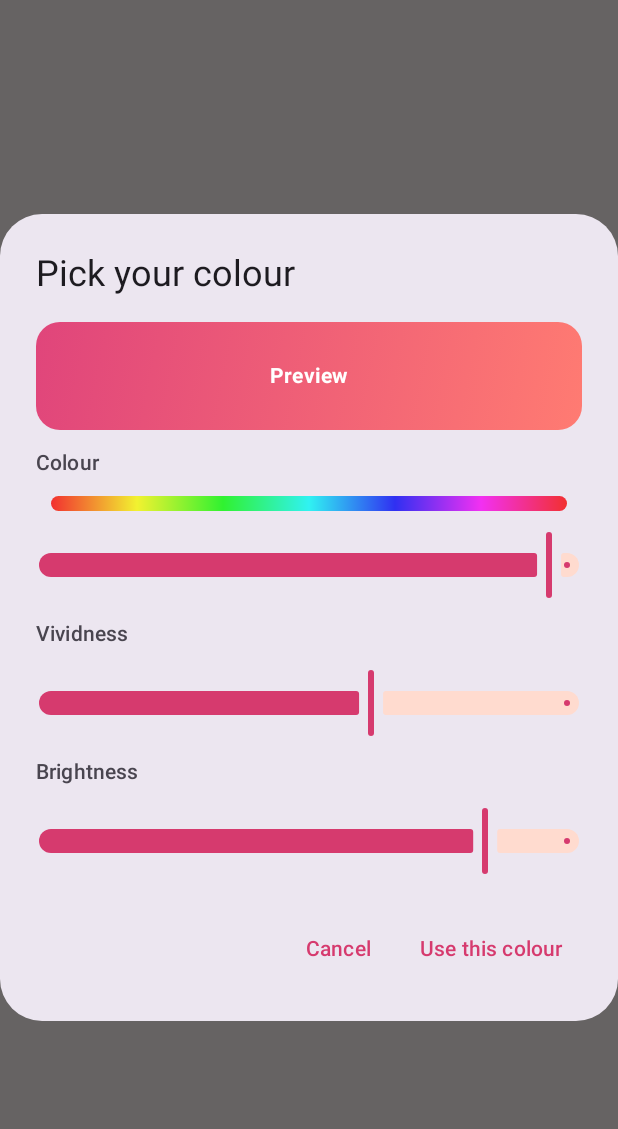
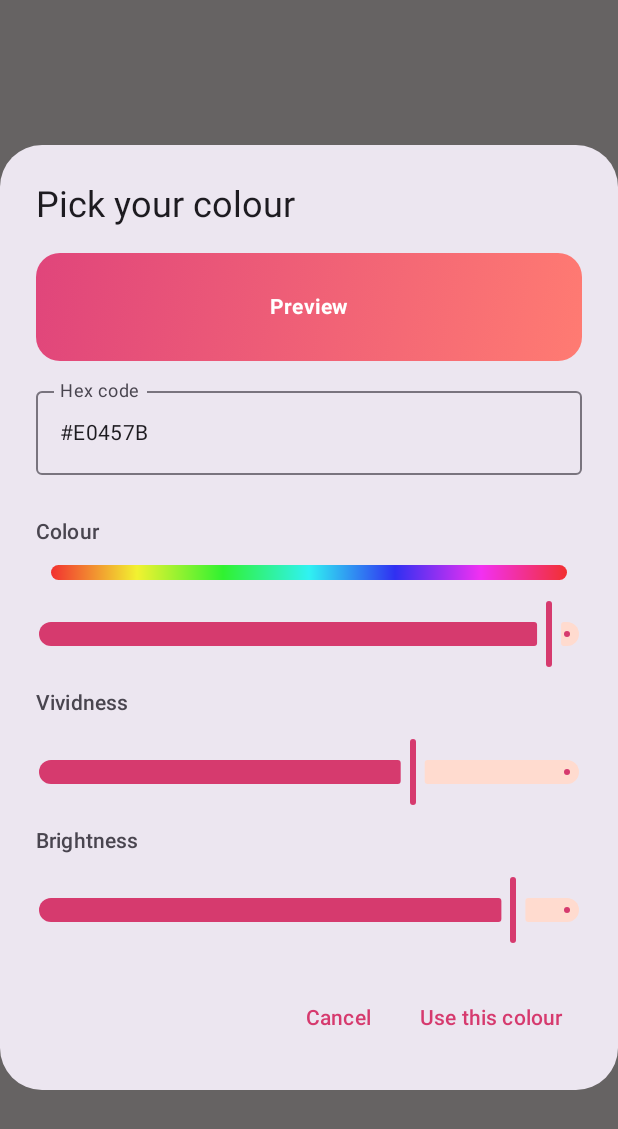
Before and after one commit to Tenzukun/Milestones, an Android app built with Jetpack Compose: the composable ColorPickerDialog called with empty values, on a phone screen of 412 x 824 dp. Shown: the top 1129 px of the screen. Run offline under Robolectric (Android 15) with nearby library versions, the phone set to English and light mode, and no system bars.

Commit message:
Add hex code input to colour picker

```diff
--- a/app/src/main/java/com/nathan/milestones/ui/ColorPickerDialog.kt
+++ b/app/src/main/java/com/nathan/milestones/ui/ColorPickerDialog.kt
@@ -7,15 +7,20 @@ import androidx.compose.foundation.layout.Column
 import androidx.compose.foundation.layout.fillMaxWidth
 import androidx.compose.foundation.layout.height
 import androidx.compose.foundation.layout.padding
+import androidx.compose.foundation.rememberScrollState
 import androidx.compose.foundation.shape.RoundedCornerShape
+import androidx.compose.foundation.text.KeyboardOptions
+import androidx.compose.foundation.verticalScroll
 import androidx.compose.material3.AlertDialog
 import androidx.compose.material3.MaterialTheme
+import androidx.compose.material3.OutlinedTextField
 import androidx.compose.material3.Slider
 import androidx.compose.material3.Text
 import androidx.compose.material3.TextButton
 import androidx.compose.runtime.Composable
 import androidx.compose.runtime.getValue
 import androidx.compose.runtime.mutableFloatStateOf
+import androidx.compose.runtime.mutableStateOf
 import androidx.compose.runtime.remember
 import androidx.compose.runtime.setValue
 import androidx.compose.ui.Alignment
@@ -24,12 +29,14 @@ import androidx.compose.ui.draw.clip
 import androidx.compose.ui.graphics.Brush
 import androidx.compose.ui.graphics.Color
 import androidx.compose.ui.text.font.FontWeight
+import androidx.compose.ui.text.input.KeyboardCapitalization
 import androidx.compose.ui.unit.dp
 import com.nathan.milestones.model.CounterColors
 
 /**
- * Pick any colour with 3 sliders:
- *  Colour (hue) = where on the rainbow, Vividness (saturation), Brightness.
+ * Pick any colour, two ways (they stay in sync):
+ *  - 3 sliders: Colour (hue), Vividness (saturation), Brightness
+ *  - or type a hex code, e.g. #E0457B
  * [initial] = the current custom colour, or null to start on pink.
  */
 @Composable
@@ -38,22 +45,33 @@ fun ColorPickerDialog(
     onPick: (Long) -> Unit,
     onDismiss: () -> Unit
 ) {
+    val startColor = initial ?: 0xFFE0457B
     // Start from the current colour (converted to hue / saturation / brightness)
     val start = remember {
-        FloatArray(3).also { android.graphics.Color.colorToHSV((initial ?: 0xFFE0457B).toInt(), it) }
+        FloatArray(3).also { android.graphics.Color.colorToHSV(startColor.toInt(), it) }
     }
     var hue by remember { mutableFloatStateOf(start[0]) }
-    var saturation by remember { mutableFloatStateOf(start[1].coerceAtLeast(0.2f)) }
-    var brightness by remember { mutableFloatStateOf(start[2].coerceAtLeast(0.3f)) }
+    var saturation by remember { mutableFloatStateOf(start[1]) }
+    var brightness by remember { mutableFloatStateOf(start[2]) }
+    var hexText by remember { mutableStateOf(toHex(startColor)) }
 
     val picked = CounterColors.fromHsv(hue, saturation, brightness)
     val preview = CounterColors.fromCustom(picked)
+    val hexIsValid = parseHex(hexText) != null
+
+    /** Moving a slider rewrites the hex box to match. */
+    fun syncHexFromSliders() {
+        hexText = toHex(CounterColors.fromHsv(hue, saturation, brightness))
+    }
 
     AlertDialog(
         onDismissRequest = onDismiss,
         title = { Text("Pick your colour") },
         text = {
-            Column(verticalArrangement = Arrangement.spacedBy(12.dp)) {
+            Column(
+                Modifier.verticalScroll(rememberScrollState()),
+                verticalArrangement = Arrangement.spacedBy(12.dp)
+            ) {
                 // Live preview of the card gradient
                 Box(
                     Modifier
@@ -65,6 +83,32 @@ fun ColorPickerDialog(
                 ) {
                     Text("Preview", color = Color.White, fontWeight = FontWeight.Bold)
                 }
+
+                // Hex code box: typing a full code moves the sliders to match
+                OutlinedTextField(
+                    value = hexText,
+                    onValueChange = { input ->
+                        // Keep only # and 0-9 / A-F, max "#RRGGBB"
+                        val cleaned = "#" + input.uppercase()
+                            .filter { it in "0123456789ABCDEF" }
+                            .take(6)
+                        hexText = cleaned
+                        parseHex(cleaned)?.let { color ->
+                            val hsv = FloatArray(3)
+                            android.graphics.Color.colorToHSV(color.toInt(), hsv)
+                            hue = hsv[0]
+                            saturation = hsv[1]
+                            brightness = hsv[2]
+                        }
+                    },
+                    label = { Text("Hex code") },
+                    placeholder = { Text("#E0457B") },
+                    singleLine = true,
+                    isError = !hexIsValid,
+                    supportingText = { if (!hexIsValid) Text("Use 6 characters, e.g. #E0457B") },
+                    keyboardOptions = KeyboardOptions(capitalization = KeyboardCapitalization.Characters),
+                    modifier = Modifier.fillMaxWidth()
+                )
 
                 // Colour: a rainbow strip above the slider shows what each position means
                 Text("Colour", style = MaterialTheme.typography.labelLarge)
@@ -80,20 +124,45 @@ fun ColorPickerDialog(
                             )
                         )
                 )
-                Slider(value = hue, onValueChange = { hue = it }, valueRange = 0f..359f)
+                Slider(
+                    value = hue,
+                    onValueChange = { hue = it; syncHexFromSliders() },
+                    valueRange = 0f..359f
+                )
 
                 Text("Vividness", style = MaterialTheme.typography.labelLarge)
-                Slider(value = saturation, onValueChange = { saturation = it }, valueRange = 0.2f..1f)
+                Slider(
+                    value = saturation,
+                    onValueChange = { saturation = it; syncHexFromSliders() },
+                    valueRange = 0f..1f
+                )
 
                 Text("Brightness", style = MaterialTheme.typography.labelLarge)
-                Slider(value = brightness, onValueChange = { brightness = it }, valueRange = 0.3f..1f)
+                Slider(
+                    value = brightness,
+                    onValueChange = { brightness = it; syncHexFromSliders() },
+                    valueRange = 0f..1f
+                )
             }
         },
         confirmButton = {
-            TextButton(onClick = { onPick(picked) }) { Text("Use this colour") }
+            TextButton(
+                onClick = { onPick(parseHex(hexText) ?: picked) }, // exact hex if typed
+                enabled = hexIsValid
+            ) { Text("Use this colour") }
         },
         dismissButton = {
             TextButton(onClick = onDismiss) { Text("Cancel") }
         }
     )
 }
+
+/** 0xFFE0457B -> "#E0457B" */
+private fun toHex(color: Long): String = "#%06X".format(color and 0xFFFFFFL)
+
+/** "#E0457B" or "E0457B" -> 0xFFE0457B, or null if it isn't a full 6-character code */
+private fun parseHex(text: String): Long? {
+    val digits = text.removePrefix("#")
+    if (digits.length != 6) return null
+    return digits.toLongOrNull(16)?.let { it or 0xFF000000L }
+}
```
